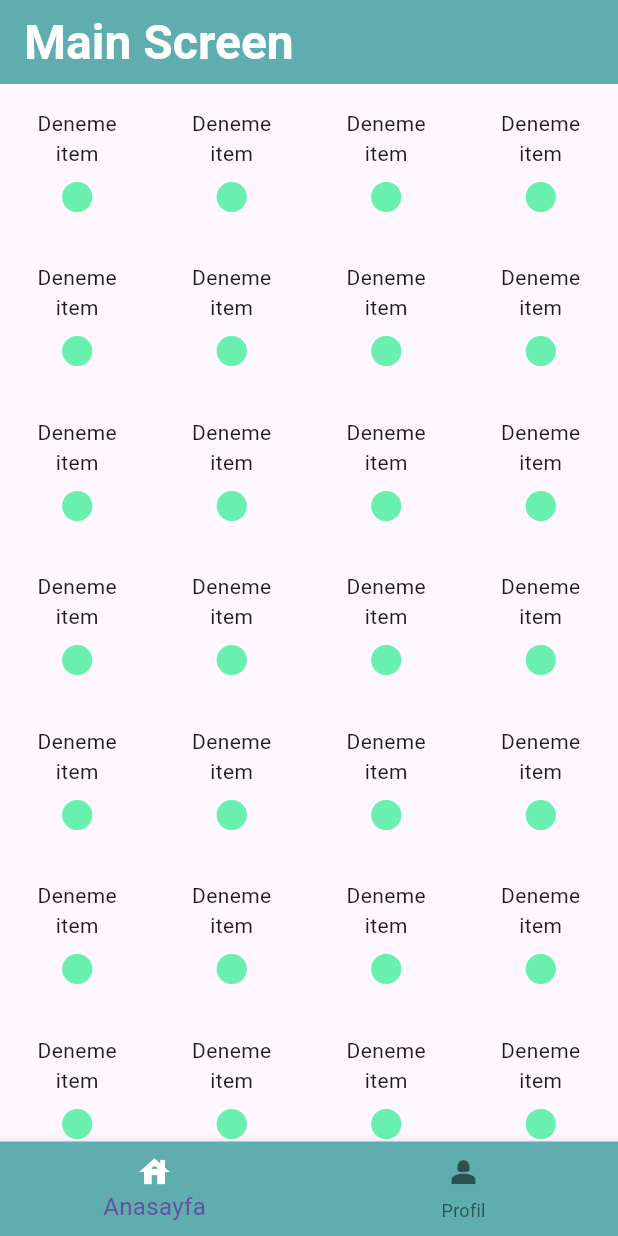
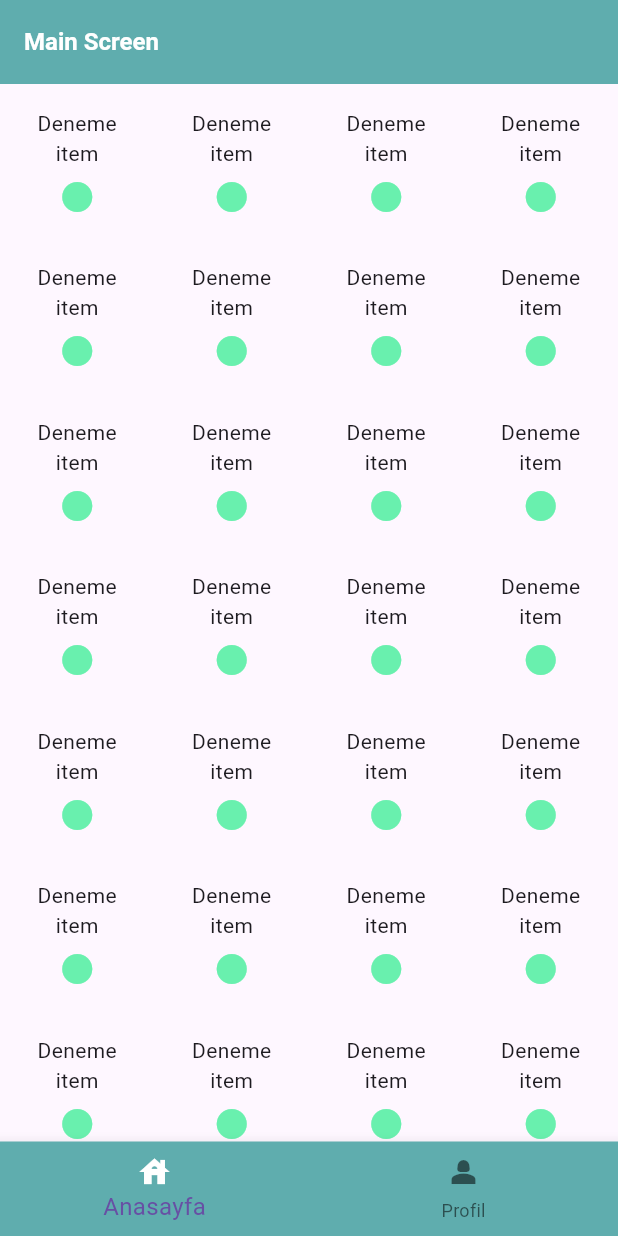
Before and after one commit to metingokmenn/flutter_stock_management_app, a Flutter app: the screen it shows after launch, on a phone screen of 412 x 824 dp. Run offline on Flutter 3.47's test engine with Material 2 defaults, Android fonts, the phone set to English and light mode, and no system bars.

Commit message:
Undo tryout commit.

```diff
--- a/lib/main.dart
+++ b/lib/main.dart
@@ -19,7 +19,7 @@ class MyApp extends StatelessWidget {
           appBarTheme: AppBarTheme(
               backgroundColor: AppConsts.mainColor(),
               titleTextStyle:
-                  const TextStyle(fontWeight: FontWeight.bold, fontSize: 32)),
+                  const TextStyle(fontWeight: FontWeight.bold, fontSize: 16)),
           useMaterial3: true,
           navigationBarTheme: NavigationBarThemeData(
             backgroundColor: AppConsts.mainColor(),
```
